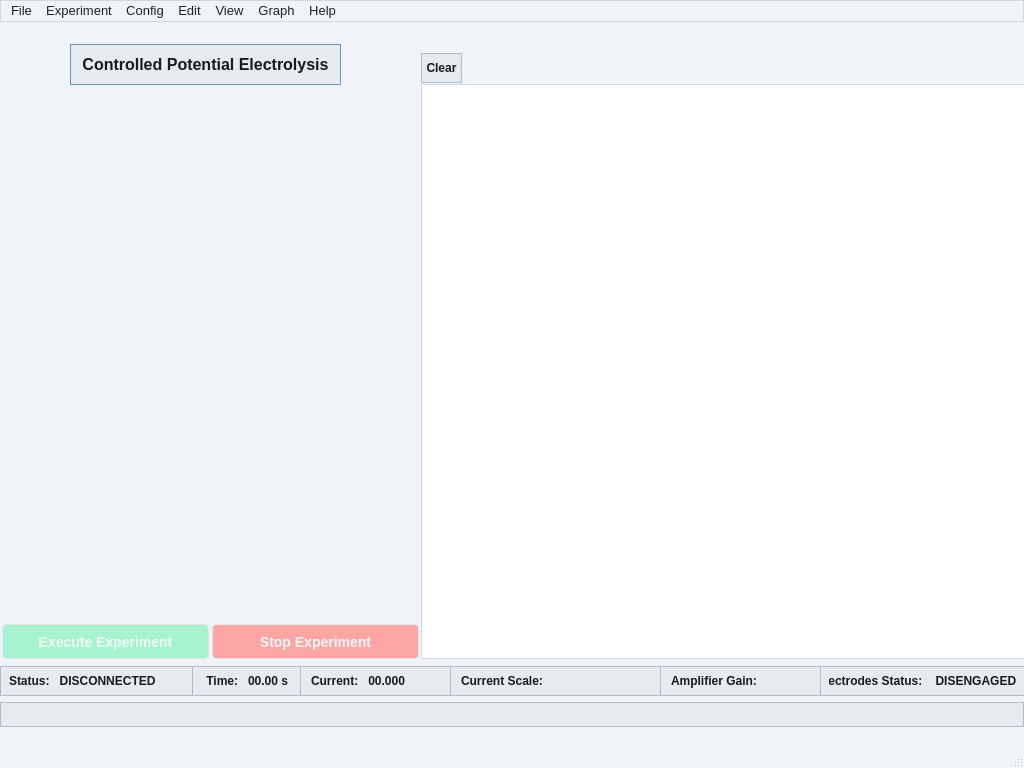
Old version of the form Software/Main/gui/main_windows_gui.ui in the repository danilocoletto/ESP32-Based-Embedded-Potentiostat-Extension-Board.
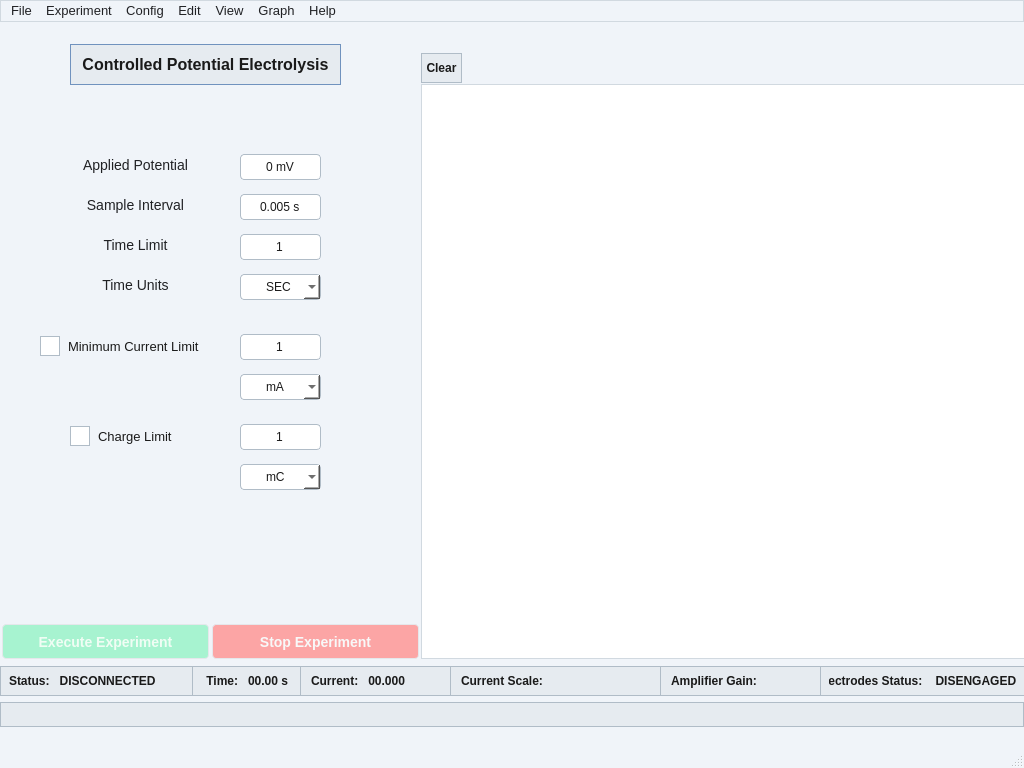
New version of the form. Custom widgets are drawn as their Qt base class.

Diff of the .ui file:
```diff
--- a/Software/Main/gui/main_windows_gui.ui
+++ b/Software/Main/gui/main_windows_gui.ui
@@ -1504,6 +1504,632 @@
        <set>Qt::AlignmentFlag::AlignCenter</set>
       </property>
      </widget>
+     <widget class="QLabel" name="label_23">
+      <property name="geometry">
+       <rect>
+        <x>60</x>
+        <y>130</y>
+        <width>151</width>
+        <height>21</height>
+       </rect>
+      </property>
+      <property name="text">
+       <string>Applied Potential</string>
+      </property>
+      <property name="alignment">
+       <set>Qt::AlignmentFlag::AlignCenter</set>
+      </property>
+     </widget>
+     <widget class="QSpinBox" name="cpe_time_limit">
+      <property name="geometry">
+       <rect>
+        <x>240</x>
+        <y>210</y>
+        <width>81</width>
+        <height>26</height>
+       </rect>
+      </property>
+      <property name="focusPolicy">
+       <enum>Qt::FocusPolicy::WheelFocus</enum>
+      </property>
+      <property name="styleSheet">
+       <string notr="true">/* Estilo base del cuadro */
+QSpinBox {
+    background-color: #FFFFFF;
+    border: 1px solid #B0BCC7;
+    border-radius: 4px; /* Bordes rectos industriales */
+    padding: 5px;
+    color: #1A1A1A;
+    font-family: &quot;Segoe UI&quot;;
+    selection-background-color: #7092BE; /* Color de resaltado azul acero */
+}
+
+/* Ocultar las flechas de subir y bajar */
+QSpinBox::up-button, QSpinBox::down-button {
+    width: 0px;
+    border: none;
+    background: transparent;
+}
+
+/* Opcional: un borde más oscuro cuando el usuario hace clic para escribir */
+QSpinBox:focus {
+    border: 1px solid #7092BE;
+}</string>
+      </property>
+      <property name="alignment">
+       <set>Qt::AlignmentFlag::AlignCenter</set>
+      </property>
+      <property name="suffix">
+       <string/>
+      </property>
+      <property name="minimum">
+       <number>1</number>
+      </property>
+      <property name="maximum">
+       <number>2500</number>
+      </property>
+     </widget>
+     <widget class="QLabel" name="label_24">
+      <property name="geometry">
+       <rect>
+        <x>60</x>
+        <y>170</y>
+        <width>151</width>
+        <height>21</height>
+       </rect>
+      </property>
+      <property name="text">
+       <string>Sample Interval</string>
+      </property>
+      <property name="alignment">
+       <set>Qt::AlignmentFlag::AlignCenter</set>
+      </property>
+     </widget>
+     <widget class="QSpinBox" name="cpe_applied_pot">
+      <property name="geometry">
+       <rect>
+        <x>240</x>
+        <y>130</y>
+        <width>81</width>
+        <height>26</height>
+       </rect>
+      </property>
+      <property name="focusPolicy">
+       <enum>Qt::FocusPolicy::WheelFocus</enum>
+      </property>
+      <property name="styleSheet">
+       <string notr="true">/* Estilo base del cuadro */
+QSpinBox {
+    background-color: #FFFFFF;
+    border: 1px solid #B0BCC7;
+    border-radius: 4px; /* Bordes rectos industriales */
+    padding: 5px;
+    color: #1A1A1A;
+    font-family: &quot;Segoe UI&quot;;
+    selection-background-color: #7092BE; /* Color de resaltado azul acero */
+}
+
+/* Ocultar las flechas de subir y bajar */
+QSpinBox::up-button, QSpinBox::down-button {
+    width: 0px;
+    border: none;
+    background: transparent;
+}
+
+/* Opcional: un borde más oscuro cuando el usuario hace clic para escribir */
+QSpinBox:focus {
+    border: 1px solid #7092BE;
+}</string>
+      </property>
+      <property name="alignment">
+       <set>Qt::AlignmentFlag::AlignCenter</set>
+      </property>
+      <property name="suffix">
+       <string> mV</string>
+      </property>
+      <property name="minimum">
+       <number>-2500</number>
+      </property>
+      <property name="maximum">
+       <number>2500</number>
+      </property>
+     </widget>
+     <widget class="QLabel" name="label_25">
+      <property name="geometry">
+       <rect>
+        <x>60</x>
+        <y>210</y>
+        <width>151</width>
+        <height>21</height>
+       </rect>
+      </property>
+      <property name="text">
+       <string>Time Limit</string>
+      </property>
+      <property name="alignment">
+       <set>Qt::AlignmentFlag::AlignCenter</set>
+      </property>
+     </widget>
+     <widget class="QDoubleSpinBox" name="cpe_sample_interval">
+      <property name="geometry">
+       <rect>
+        <x>240</x>
+        <y>170</y>
+        <width>81</width>
+        <height>26</height>
+       </rect>
+      </property>
+      <property name="focusPolicy">
+       <enum>Qt::FocusPolicy::WheelFocus</enum>
+      </property>
+      <property name="styleSheet">
+       <string notr="true">/* Estilo base del cuadro */
+QDoubleSpinBox {
+    background-color: #FFFFFF;
+    border: 1px solid #B0BCC7;
+    border-radius: 4px; /* Bordes rectos industriales */
+    padding: 5px;
+    color: #1A1A1A;
+    font-family: &quot;Segoe UI&quot;;
+    selection-background-color: #7092BE; /* Color de resaltado azul acero */
+}
+
+/* Ocultar las flechas de subir y bajar */
+QDoubleSpinBox::up-button, QDoubleSpinBox::down-button {
+    width: 0px;
+    border: none;
+    background: transparent;
+}
+
+/* Opcional: un borde más oscuro cuando el usuario hace clic para escribir */
+QDoubleSpinBox:focus {
+    border: 1px solid #7092BE;
+}</string>
+      </property>
+      <property name="alignment">
+       <set>Qt::AlignmentFlag::AlignCenter</set>
+      </property>
+      <property name="prefix">
+       <string/>
+      </property>
+      <property name="suffix">
+       <string> s</string>
+      </property>
+      <property name="decimals">
+       <number>3</number>
+      </property>
+      <property name="minimum">
+       <double>0.005000000000000</double>
+      </property>
+      <property name="maximum">
+       <double>100.000000000000000</double>
+      </property>
+      <property name="singleStep">
+       <double>0.005000000000000</double>
+      </property>
+      <property name="value">
+       <double>0.005000000000000</double>
+      </property>
+     </widget>
+     <widget class="QComboBox" name="comboBox">
+      <property name="geometry">
+       <rect>
+        <x>240</x>
+        <y>250</y>
+        <width>81</width>
+        <height>26</height>
+       </rect>
+      </property>
+      <property name="styleSheet">
+       <string notr="true">/* 1. Estilo base del cuadro (el que proporcionaste con ajustes de compatibilidad) */
+QComboBox {
+    background-color: #FFFFFF;
+    border: 1px solid #B0BCC7;
+    border-radius: 4px; 
+    padding: 5px;
+    padding-left: 25px;
+    color: #1A1A1A;
+    font-family: &quot;Segoe UI&quot;;
+    selection-background-color: #7092BE;
+}
+
+/* Opcional: Cambiar el color de la flecha cuando pasas el mouse */
+QComboBox::down-arrow:hover {
+    border-top: 5px solid #7092BE; /* Azul acero al pasar el mouse */
+}
+
+
+/* 4. Estilo de la lista desplegable (Importante para que no salga gris) */
+QComboBox QAbstractItemView {
+    border: 1px solid #B0BCC7;
+    background-color: #FFFFFF;
+    selection-color: #FFFFFF;
+    padding-left: 15px;
+    border-radius: 4px; 
+    selection-background-color: #7092BE; /* Azul acero al pasar el mouse [cite: 48, 85] */
+    font-family: &quot;Segoe UI&quot;;
+    color: #1A1A1A;
+}
+
+/* 5. Estado cuando el usuario hace clic o está activo */
+QComboBox:focus {
+    border: 1px solid #7092BE; /* Resaltado azul acero de tu UI [cite: 75, 99] */
+}
+
+/* Opcional: un borde más oscuro cuando el usuario hace clic para escribir */
+QComboBox:focus {
+    border: 1px solid #7092BE;
+}
+
+
+</string>
+      </property>
+      <item>
+       <property name="text">
+        <string>SEC</string>
+       </property>
+      </item>
+      <item>
+       <property name="text">
+        <string>MIN</string>
+       </property>
+      </item>
+     </widget>
+     <widget class="QLabel" name="label_26">
+      <property name="geometry">
+       <rect>
+        <x>60</x>
+        <y>250</y>
+        <width>151</width>
+        <height>21</height>
+       </rect>
+      </property>
+      <property name="text">
+       <string>Time Units</string>
+      </property>
+      <property name="alignment">
+       <set>Qt::AlignmentFlag::AlignCenter</set>
+      </property>
+     </widget>
+     <widget class="QCheckBox" name="cpe_min_curr_lim_on_off">
+      <property name="geometry">
+       <rect>
+        <x>40</x>
+        <y>310</y>
+        <width>171</width>
+        <height>24</height>
+       </rect>
+      </property>
+      <property name="styleSheet">
+       <string notr="true">QCheckBox {
+    spacing: 8px;              /* Espacio entre el cuadro y el texto */
+    color: #1A1A1A;            /* Texto casi negro */
+    font-family: &quot;Segoe UI&quot;;
+    font-size: 13px;
+}
+
+/* El cuadro del checkbox */
+QCheckBox::indicator {
+    width: 18px;
+    height: 18px;
+    border: 1px solid #B0BCC7; /* Borde recto igual que tus botones y barras */
+    border-radius: 0px;        /* Bordes totalmente rectos para el look industrial */
+    background-color: #FFFFFF; /* Fondo blanco */
+}
+
+/* Cuando el mouse pasa por encima */
+QCheckBox::indicator:hover {
+    border: 1px solid #7092BE; /* Resaltado azul acero */
+    background-color: #F0F4F9; /* Fondo azul glaciar muy tenue */
+}
+
+/* Cuando está marcado (Checked) */
+QCheckBox::indicator:checked {
+    background-color: #7092BE; /* Fondo azul acero sólido */
+    border: 1px solid #5A769A;
+    /* Aquí podrías añadir una imagen de una tilde blanca si la tienes, 
+       si no, el cambio de color sólido ya indica que está activo */
+}
+
+/* Cuando está deshabilitado */
+QCheckBox:disabled {
+    color: #A0A0A0;
+}
+
+QCheckBox::indicator:disabled {
+    background-color: #E6EBF0;
+    border: 1px solid #D1D9E0;
+}</string>
+      </property>
+      <property name="text">
+       <string>Minimum Current Limit</string>
+      </property>
+     </widget>
+     <widget class="QComboBox" name="cpe_min_curr_lim_unit">
+      <property name="geometry">
+       <rect>
+        <x>240</x>
+        <y>350</y>
+        <width>81</width>
+        <height>26</height>
+       </rect>
+      </property>
+      <property name="styleSheet">
+       <string notr="true">/* 1. Estilo base del cuadro (el que proporcionaste con ajustes de compatibilidad) */
+QComboBox {
+    background-color: #FFFFFF;
+    border: 1px solid #B0BCC7;
+    border-radius: 4px; 
+    padding: 5px;
+    padding-left: 25px;
+    color: #1A1A1A;
+    font-family: &quot;Segoe UI&quot;;
+    selection-background-color: #7092BE;
+}
+
+/* Opcional: Cambiar el color de la flecha cuando pasas el mouse */
+QComboBox::down-arrow:hover {
+    border-top: 5px solid #7092BE; /* Azul acero al pasar el mouse */
+}
+
+
+/* 4. Estilo de la lista desplegable (Importante para que no salga gris) */
+QComboBox QAbstractItemView {
+    border: 1px solid #B0BCC7;
+    background-color: #FFFFFF;
+    selection-color: #FFFFFF;
+    padding-left: 15px;
+    border-radius: 4px; 
+    selection-background-color: #7092BE; /* Azul acero al pasar el mouse [cite: 48, 85] */
+    font-family: &quot;Segoe UI&quot;;
+    color: #1A1A1A;
+}
+
+/* 5. Estado cuando el usuario hace clic o está activo */
+QComboBox:focus {
+    border: 1px solid #7092BE; /* Resaltado azul acero de tu UI [cite: 75, 99] */
+}
+
+/* Opcional: un borde más oscuro cuando el usuario hace clic para escribir */
+QComboBox:focus {
+    border: 1px solid #7092BE;
+}
+
+
+</string>
+      </property>
+      <item>
+       <property name="text">
+        <string>mA</string>
+       </property>
+      </item>
+      <item>
+       <property name="text">
+        <string>uA</string>
+       </property>
+      </item>
+      <item>
+       <property name="text">
+        <string>nA</string>
+       </property>
+      </item>
+     </widget>
+     <widget class="QSpinBox" name="cpe_min_current_limit">
+      <property name="geometry">
+       <rect>
+        <x>240</x>
+        <y>310</y>
+        <width>81</width>
+        <height>26</height>
+       </rect>
+      </property>
+      <property name="focusPolicy">
+       <enum>Qt::FocusPolicy::WheelFocus</enum>
+      </property>
+      <property name="styleSheet">
+       <string notr="true">/* Estilo base del cuadro */
+QSpinBox {
+    background-color: #FFFFFF;
+    border: 1px solid #B0BCC7;
+    border-radius: 4px; /* Bordes rectos industriales */
+    padding: 5px;
+    color: #1A1A1A;
+    font-family: &quot;Segoe UI&quot;;
+    selection-background-color: #7092BE; /* Color de resaltado azul acero */
+}
+
+/* Ocultar las flechas de subir y bajar */
+QSpinBox::up-button, QSpinBox::down-button {
+    width: 0px;
+    border: none;
+    background: transparent;
+}
+
+/* Opcional: un borde más oscuro cuando el usuario hace clic para escribir */
+QSpinBox:focus {
+    border: 1px solid #7092BE;
+}</string>
+      </property>
+      <property name="alignment">
+       <set>Qt::AlignmentFlag::AlignCenter</set>
+      </property>
+      <property name="suffix">
+       <string/>
+      </property>
+      <property name="minimum">
+       <number>1</number>
+      </property>
+      <property name="maximum">
+       <number>100</number>
+      </property>
+     </widget>
+     <widget class="QCheckBox" name="cpe_charg_lim_on_off">
+      <property name="geometry">
+       <rect>
+        <x>70</x>
+        <y>400</y>
+        <width>141</width>
+        <height>24</height>
+       </rect>
+      </property>
+      <property name="styleSheet">
+       <string notr="true">QCheckBox {
+    spacing: 8px;              /* Espacio entre el cuadro y el texto */
+    color: #1A1A1A;            /* Texto casi negro */
+    font-family: &quot;Segoe UI&quot;;
+    font-size: 13px;
+}
+
+/* El cuadro del checkbox */
+QCheckBox::indicator {
+    width: 18px;
+    height: 18px;
+    border: 1px solid #B0BCC7; /* Borde recto igual que tus botones y barras */
+    border-radius: 0px;        /* Bordes totalmente rectos para el look industrial */
+    background-color: #FFFFFF; /* Fondo blanco */
+}
+
+/* Cuando el mouse pasa por encima */
+QCheckBox::indicator:hover {
+    border: 1px solid #7092BE; /* Resaltado azul acero */
+    background-color: #F0F4F9; /* Fondo azul glaciar muy tenue */
+}
+
+/* Cuando está marcado (Checked) */
+QCheckBox::indicator:checked {
+    background-color: #7092BE; /* Fondo azul acero sólido */
+    border: 1px solid #5A769A;
+    /* Aquí podrías añadir una imagen de una tilde blanca si la tienes, 
+       si no, el cambio de color sólido ya indica que está activo */
+}
+
+/* Cuando está deshabilitado */
+QCheckBox:disabled {
+    color: #A0A0A0;
+}
+
+QCheckBox::indicator:disabled {
+    background-color: #E6EBF0;
+    border: 1px solid #D1D9E0;
+}</string>
+      </property>
+      <property name="text">
+       <string>Charge Limit</string>
+      </property>
+     </widget>
+     <widget class="QSpinBox" name="cpe_charg_limit">
+      <property name="geometry">
+       <rect>
+        <x>240</x>
+        <y>400</y>
+        <width>81</width>
+        <height>26</height>
+       </rect>
+      </property>
+      <property name="focusPolicy">
+       <enum>Qt::FocusPolicy::WheelFocus</enum>
+      </property>
+      <property name="styleSheet">
+       <string notr="true">/* Estilo base del cuadro */
+QSpinBox {
+    background-color: #FFFFFF;
+    border: 1px solid #B0BCC7;
+    border-radius: 4px; /* Bordes rectos industriales */
+    padding: 5px;
+    color: #1A1A1A;
+    font-family: &quot;Segoe UI&quot;;
+    selection-background-color: #7092BE; /* Color de resaltado azul acero */
+}
+
+/* Ocultar las flechas de subir y bajar */
+QSpinBox::up-button, QSpinBox::down-button {
+    width: 0px;
+    border: none;
+    background: transparent;
+}
+
+/* Opcional: un borde más oscuro cuando el usuario hace clic para escribir */
+QSpinBox:focus {
+    border: 1px solid #7092BE;
+}</string>
+      </property>
+      <property name="alignment">
+       <set>Qt::AlignmentFlag::AlignCenter</set>
+      </property>
+      <property name="suffix">
+       <string/>
+      </property>
+      <property name="minimum">
+       <number>1</number>
+      </property>
+      <property name="maximum">
+       <number>100</number>
+      </property>
+     </widget>
+     <widget class="QComboBox" name="cpe_charg_lim_unit">
+      <property name="geometry">
+       <rect>
+        <x>240</x>
+        <y>440</y>
+        <width>81</width>
+        <height>26</height>
+       </rect>
+      </property>
+      <property name="styleSheet">
+       <string notr="true">/* 1. Estilo base del cuadro (el que proporcionaste con ajustes de compatibilidad) */
+QComboBox {
+    background-color: #FFFFFF;
+    border: 1px solid #B0BCC7;
+    border-radius: 4px; 
+    padding: 5px;
+    padding-left: 25px;
+    color: #1A1A1A;
+    font-family: &quot;Segoe UI&quot;;
+    selection-background-color: #7092BE;
+}
+
+/* Opcional: Cambiar el color de la flecha cuando pasas el mouse */
+QComboBox::down-arrow:hover {
+    border-top: 5px solid #7092BE; /* Azul acero al pasar el mouse */
+}
+
+
+/* 4. Estilo de la lista desplegable (Importante para que no salga gris) */
+QComboBox QAbstractItemView {
+    border: 1px solid #B0BCC7;
+    background-color: #FFFFFF;
+    selection-color: #FFFFFF;
+    padding-left: 15px;
+    border-radius: 4px; 
+    selection-background-color: #7092BE; /* Azul acero al pasar el mouse [cite: 48, 85] */
+    font-family: &quot;Segoe UI&quot;;
+    color: #1A1A1A;
+}
+
+/* 5. Estado cuando el usuario hace clic o está activo */
+QComboBox:focus {
+    border: 1px solid #7092BE; /* Resaltado azul acero de tu UI [cite: 75, 99] */
+}
+
+/* Opcional: un borde más oscuro cuando el usuario hace clic para escribir */
+QComboBox:focus {
+    border: 1px solid #7092BE;
+}
+
+
+</string>
+      </property>
+      <item>
+       <property name="text">
+        <string>mC</string>
+       </property>
+      </item>
+      <item>
+       <property name="text">
+        <string>uC</string>
+       </property>
+      </item>
+     </widget>
     </widget>
    </widget>
    <widget class="QFrame" name="StatusFrame">
```
Left out of the diff: 20 changed lines with no effect on the pictures.
